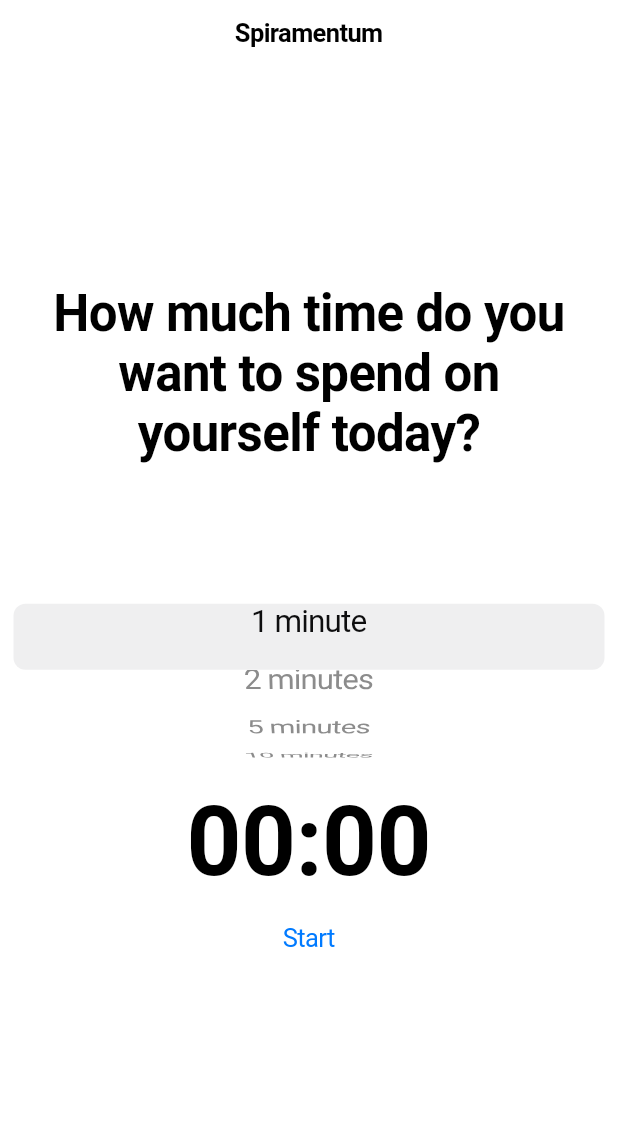
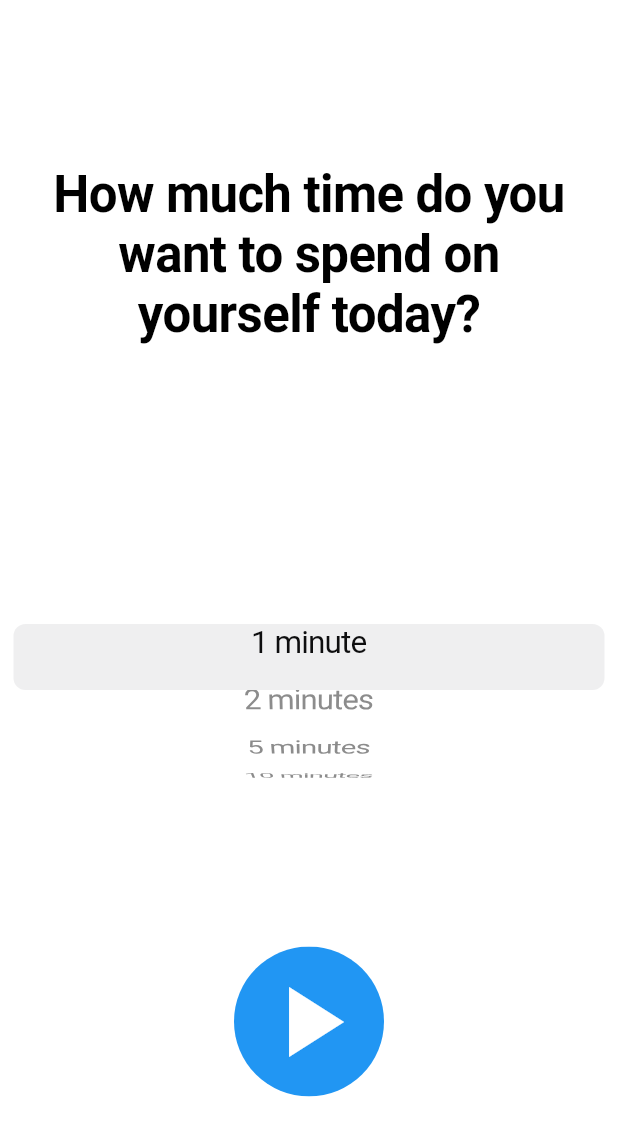
Before and after one commit to sventropy/spiramentum2, a Flutter app: the screen it shows after launch, on a phone screen of 412 x 824 dp. Shown: the top 1136 px of the screen. Run offline on Flutter 3.47's test engine with Material 2 defaults, Android fonts, the light colour scheme and no system bars; our stand-ins replace sprintf.

Commit message:
proper animation for picker/text, update on button, updated animation duration, fixed spacing

```diff
--- a/src/spiramentum2/lib/home.dart
+++ b/src/spiramentum2/lib/home.dart
@@ -1,4 +1,5 @@
 import 'package:flutter/cupertino.dart';
+import 'package:flutter/material.dart';
 import 'package:spiramentum2/mindfulStore.dart';
 import 'dart:async';
 import 'package:sprintf/sprintf.dart';
@@ -22,7 +23,8 @@ class _MyHomePageState extends State<MyHomePage> with SingleTickerProviderStateM
   int _selectedMinutes;
   MindfulStore _mindfulStore;
   AnimationController _animationController;
-  Animation<double> _animation;
+  Animation<double> _pickerAnimation;
+  Animation<double> _counterLabelAnimation;
 
   @override
   void initState() {
@@ -32,8 +34,9 @@ class _MyHomePageState extends State<MyHomePage> with SingleTickerProviderStateM
     _selectedMinutes = 1;
     _mindfulStore = new MindfulStore();
     _animationController  =
-        AnimationController(duration: const Duration(seconds: 1), vsync: this);
-    _animation = Tween<double>(begin: 1, end:0).animate(_animationController);
+        AnimationController(duration: const Duration(milliseconds: 400), vsync: this);
+    _pickerAnimation = Tween<double>(begin: 1, end:0).animate(_animationController);
+    _counterLabelAnimation = Tween<double>(begin: 0, end: 1).animate(_animationController);
   }
 
   @override
@@ -99,20 +102,20 @@ class _MyHomePageState extends State<MyHomePage> with SingleTickerProviderStateM
   Widget build(BuildContext context) {
 
     return CupertinoPageScaffold(
-      navigationBar: CupertinoNavigationBar(
-        middle: Text("Spiramentum"),
-      ),
       child: Center(
         child: Column(
           mainAxisAlignment: MainAxisAlignment.center,
           children: <Widget>[
-            Padding(padding: EdgeInsets.all(16),child:
-            Text("How much time do you want to spend on yourself today?",
+            Spacer(),
+            Padding(
+              padding: EdgeInsets.all(16),
+              child: Text("How much time do you want to spend on yourself today?",
                 style: TextStyle(fontWeight: FontWeight.bold), textScaleFactor: 2,
                 textAlign: TextAlign.center,),
             ),
+            Spacer(),
             SizeTransition(
-                sizeFactor: _animation,
+                sizeFactor: _pickerAnimation,
                 child: Container(
                   height: 200,
                   child: CupertinoPicker(
@@ -134,13 +137,30 @@ class _MyHomePageState extends State<MyHomePage> with SingleTickerProviderStateM
                   ),
                 )
             ),
-            Text(
+            SizeTransition(
+              sizeFactor: _counterLabelAnimation,
+              child: Center(
+                child: Text(
                   _timerText,
                   style: TextStyle(fontWeight: FontWeight.bold, fontSize: 64.0),
+                  textAlign: TextAlign.center,
                 ),
-            CupertinoButton(
-              child: Text(_isTimerRunning ? "Cancel": "Start"),
-              onPressed: () {
+              ),
+            ),
+            Spacer(),
+            ClipOval(
+              child: Material(
+                color: Colors.blue, // button color
+                child: InkWell(
+                  splashColor: Colors.red, // inkwell color
+                  child: SizedBox(
+                          height: 100,
+                          width: 100,
+                          child: Icon(
+                              _isTimerRunning ? Icons.cancel : Icons.play_arrow,
+                              color: Colors.white, size: 80),
+                          ),
+                  onTap: () {
                     if (_isTimerRunning) {
                       _animationController.reverse();
                       this._cancelTimer();
@@ -151,10 +171,12 @@ class _MyHomePageState extends State<MyHomePage> with SingleTickerProviderStateM
                       _isTimerRunning = true;
                       _startDateTime = DateTime.now();
                     }
-
                     _updateTimer();
                   },
-            )
+                ),
+              ),
+            ),
+            Spacer()
           ],
         ),
       ),
```
Lines whose indentation alone changed are shown as unchanged.
